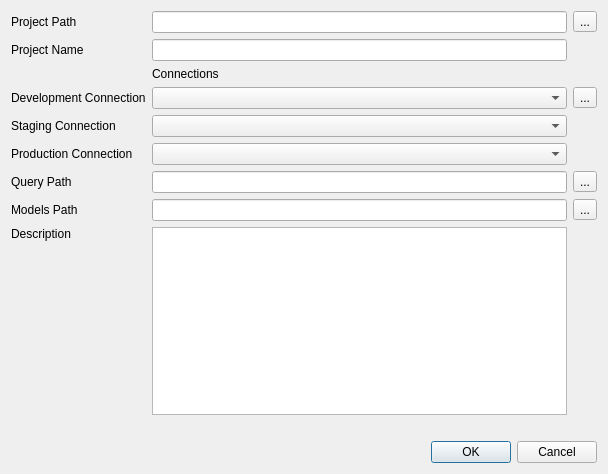
First picture: the form in GUI/pgdbatool/dlgproject.ui, repository marcotcal/PG-DBA-Tools, before the edit.
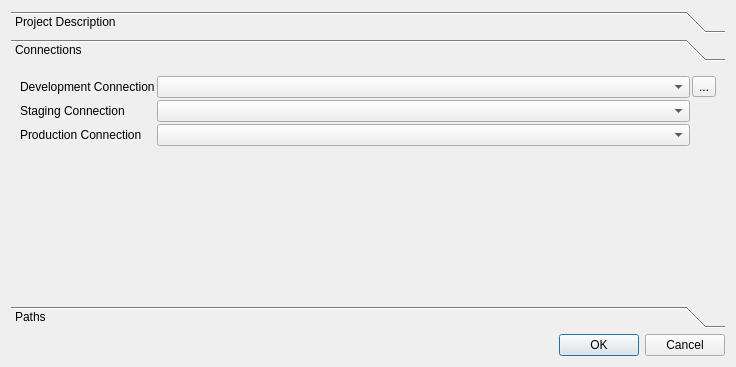
Second picture: the form after the edit. The open tabs and pages were chosen to show the change. Icons and pictures are not drawn.

Commit message: Project Connections

Diff of the .ui file:
```diff
--- a/GUI/pgdbatool/dlgproject.ui
+++ b/GUI/pgdbatool/dlgproject.ui
@@ -6,8 +6,8 @@
    <rect>
     <x>0</x>
     <y>0</y>
-    <width>608</width>
-    <height>474</height>
+    <width>736</width>
+    <height>367</height>
    </rect>
   </property>
   <property name="windowTitle">
@@ -15,19 +15,27 @@
   </property>
   <layout class="QVBoxLayout" name="verticalLayout">
    <item>
+    <widget class="QToolBox" name="toolBox">
+     <property name="currentIndex">
+      <number>0</number>
+     </property>
+     <widget class="QWidget" name="pg_description">
+      <property name="geometry">
+       <rect>
+        <x>0</x>
+        <y>0</y>
+        <width>718</width>
+        <height>201</height>
+       </rect>
+      </property>
+      <attribute name="label">
+       <string>Project Description</string>
+      </attribute>
     <layout class="QGridLayout" name="gridLayout">
-     <item row="6" column="2">
-      <widget class="QToolButton" name="bt_query_directory">
-       <property name="text">
-        <string>...</string>
-       </property>
-       <property name="icon">
-        <iconset resource="pgdbatool.qrc">
-         <normaloff>:/icons/images/icons/icons8-opened-folder-40.png</normaloff>:/icons/images/icons/icons8-opened-folder-40.png</iconset>
-       </property>
-      </widget>
-     </item>
-     <item row="8" column="0">
+       <item row="3" column="2">
+        <widget class="QTextEdit" name="ed_description"/>
+       </item>
+       <item row="3" column="0">
       <widget class="QLabel" name="label_8">
        <property name="text">
         <string>Description</string>
@@ -38,47 +46,41 @@
       </widget>
      </item>
      <item row="0" column="0">
-      <widget class="QLabel" name="label_2">
-       <property name="text">
-        <string>Project Path</string>
-       </property>
-      </widget>
-     </item>
-     <item row="5" column="1">
-      <widget class="QComboBox" name="cb_production_connection"/>
-     </item>
-     <item row="1" column="0">
       <widget class="QLabel" name="label">
        <property name="text">
         <string>Project Name</string>
        </property>
       </widget>
      </item>
-     <item row="5" column="0">
+       <item row="0" column="2">
+        <widget class="QLineEdit" name="ed_project_name"/>
+       </item>
+      </layout>
+     </widget>
+     <widget class="QWidget" name="pg_connections">
+      <property name="geometry">
+       <rect>
+        <x>0</x>
+        <y>0</y>
+        <width>718</width>
+        <height>201</height>
+       </rect>
+      </property>
+      <attribute name="label">
+       <string>Connections</string>
+      </attribute>
+      <layout class="QGridLayout" name="gridLayout_3" columnstretch="0,1,0">
+       <property name="spacing">
+        <number>2</number>
+       </property>
+       <item row="2" column="0">
       <widget class="QLabel" name="label_5">
        <property name="text">
         <string>Production Connection</string>
        </property>
       </widget>
      </item>
-     <item row="4" column="0">
-      <widget class="QLabel" name="label_4">
-       <property name="text">
-        <string>Staging Connection</string>
-       </property>
-      </widget>
-     </item>
-     <item row="3" column="0">
-      <widget class="QLabel" name="label_3">
-       <property name="text">
-        <string>Development Connection</string>
-       </property>
-      </widget>
-     </item>
-     <item row="7" column="1">
-      <widget class="QLineEdit" name="ed_models_dir"/>
-     </item>
-     <item row="3" column="2">
+       <item row="0" column="2">
       <widget class="QToolButton" name="bt_connections">
        <property name="text">
         <string>...</string>
@@ -89,38 +91,80 @@
        </property>
       </widget>
      </item>
-     <item row="0" column="2">
-      <widget class="QToolButton" name="bt_project_path">
+       <item row="2" column="1">
+        <widget class="QComboBox" name="cb_production_connection"/>
+       </item>
+       <item row="0" column="0">
+        <widget class="QLabel" name="label_3">
        <property name="text">
-        <string>...</string>
-       </property>
-       <property name="icon">
-        <iconset resource="pgdbatool.qrc">
-         <normaloff>:/icons/images/icons/icons8-opened-folder-40.png</normaloff>:/icons/images/icons/icons8-opened-folder-40.png</iconset>
+          <string>Development Connection</string>
        </property>
       </widget>
      </item>
-     <item row="3" column="1">
+       <item row="0" column="1">
       <widget class="QComboBox" name="cb_development_connection"/>
      </item>
-     <item row="6" column="0">
+       <item row="1" column="1">
+        <widget class="QComboBox" name="cb_staging_connection"/>
+       </item>
+       <item row="1" column="0">
+        <widget class="QLabel" name="label_4">
+         <property name="text">
+          <string>Staging Connection</string>
+         </property>
+        </widget>
+       </item>
+       <item row="3" column="1">
+        <spacer name="verticalSpacer_2">
+         <property name="orientation">
+          <enum>Qt::Vertical</enum>
+         </property>
+         <property name="sizeHint" stdset="0">
+          <size>
+           <width>20</width>
+           <height>97</height>
+          </size>
+         </property>
+        </spacer>
+       </item>
+      </layout>
+     </widget>
+     <widget class="QWidget" name="Paths">
+      <attribute name="label">
+       <string>Paths</string>
+      </attribute>
+      <layout class="QGridLayout" name="gridLayout_2">
+       <item row="0" column="0">
+        <widget class="QLabel" name="label_2">
+         <property name="text">
+          <string>Project Path</string>
+         </property>
+        </widget>
+       </item>
+       <item row="0" column="1">
+        <widget class="QLineEdit" name="ed_project_path"/>
+       </item>
+       <item row="1" column="0">
       <widget class="QLabel" name="label_6">
        <property name="text">
         <string>Query Path</string>
        </property>
       </widget>
      </item>
-     <item row="7" column="0">
+       <item row="1" column="1">
+        <widget class="QLineEdit" name="ed_query_dir"/>
+       </item>
+       <item row="2" column="0">
       <widget class="QLabel" name="label_7">
        <property name="text">
         <string>Models Path</string>
        </property>
       </widget>
      </item>
-     <item row="8" column="1">
-      <widget class="QTextEdit" name="ed_description"/>
-     </item>
-     <item row="7" column="2">
+       <item row="2" column="1">
+        <widget class="QLineEdit" name="ed_models_dir"/>
+       </item>
+       <item row="2" column="2">
       <widget class="QToolButton" name="bt_models_directory">
        <property name="text">
         <string>...</string>
@@ -131,39 +175,44 @@
        </property>
       </widget>
      </item>
-     <item row="1" column="1">
-      <widget class="QLineEdit" name="ed_project_name"/>
-     </item>
-     <item row="4" column="1">
-      <widget class="QComboBox" name="cb_staging_connection"/>
-     </item>
-     <item row="6" column="1">
-      <widget class="QLineEdit" name="ed_query_dir"/>
-     </item>
-     <item row="0" column="1">
-      <widget class="QLineEdit" name="ed_project_path"/>
-     </item>
-     <item row="2" column="1">
-      <widget class="QLabel" name="label_9">
-       <property name="text">
-        <string>Connections</string>
-       </property>
-      </widget>
-     </item>
-    </layout>
-   </item>
-   <item>
+       <item row="3" column="1">
     <spacer name="verticalSpacer">
      <property name="orientation">
       <enum>Qt::Vertical</enum>
      </property>
      <property name="sizeHint" stdset="0">
       <size>
-       <width>20</width>
-       <height>24</height>
+           <width>17</width>
+           <height>129</height>
       </size>
      </property>
     </spacer>
+       </item>
+       <item row="1" column="2">
+        <widget class="QToolButton" name="bt_query_directory">
+         <property name="text">
+          <string>...</string>
+         </property>
+         <property name="icon">
+          <iconset resource="pgdbatool.qrc">
+           <normaloff>:/icons/images/icons/icons8-opened-folder-40.png</normaloff>:/icons/images/icons/icons8-opened-folder-40.png</iconset>
+         </property>
+        </widget>
+       </item>
+       <item row="0" column="2">
+        <widget class="QToolButton" name="bt_project_path">
+         <property name="text">
+          <string>...</string>
+         </property>
+         <property name="icon">
+          <iconset resource="pgdbatool.qrc">
+           <normaloff>:/icons/images/icons/icons8-opened-folder-40.png</normaloff>:/icons/images/icons/icons8-opened-folder-40.png</iconset>
+         </property>
+        </widget>
+       </item>
+      </layout>
+     </widget>
+    </widget>
    </item>
    <item>
     <widget class="QDialogButtonBox" name="buttonBox">
```
Left out of the diff: 12 changed lines with no effect on the pictures. Lines whose indentation alone changed are shown as unchanged. The commit also changes 10 other files.
